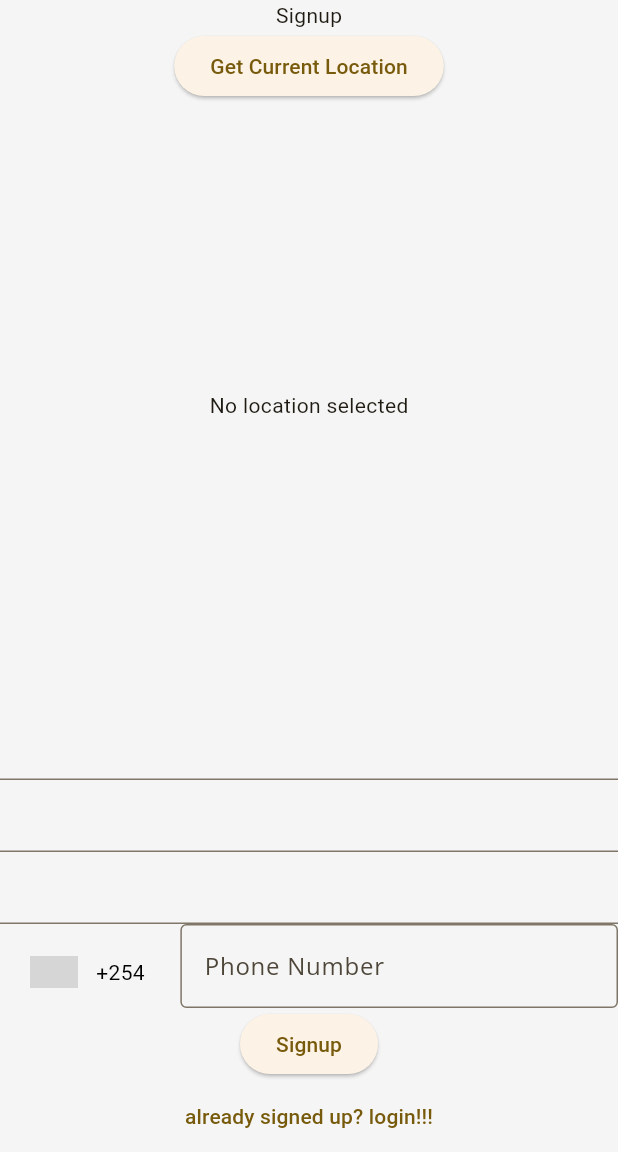
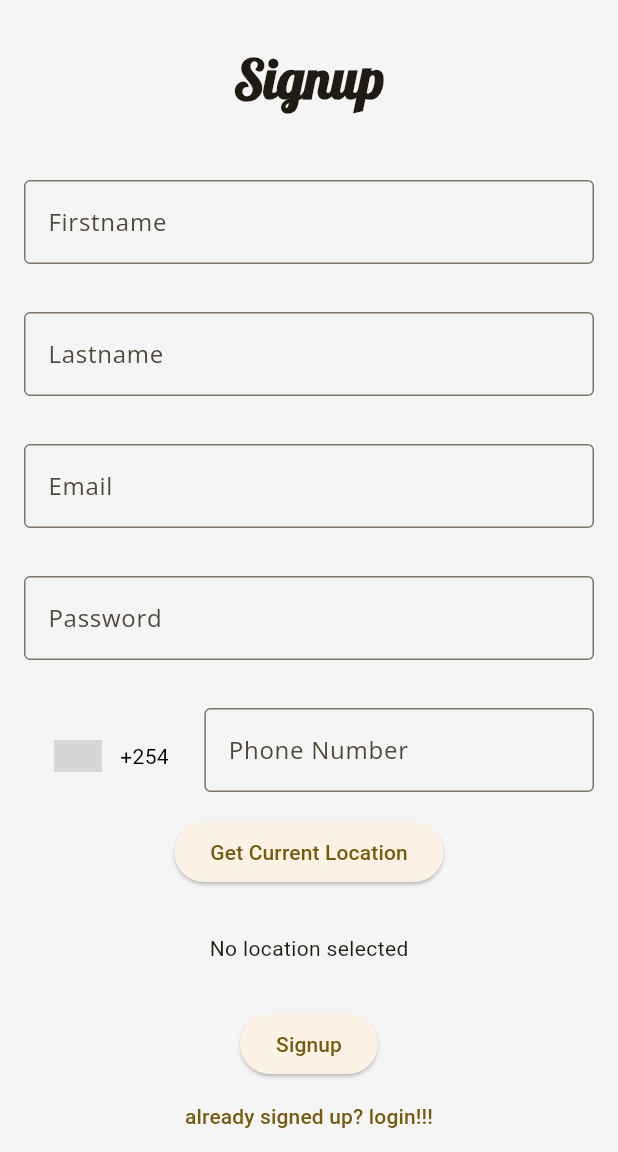
Before and after one commit to Buteya/likort, a Flutter app: the LikortSignup screen opened by its route, on a phone screen of 412 x 824 dp, the part 84-1236 px from its top. Run offline on Flutter 3.47's test engine with Material 3 defaults, Android fonts, the phone set to English and light mode, and no system bars; drawn by our look-alikes of intl_phone_number_input; our stand-ins replace geolocator, google_fonts, google_maps_flutter, image_picker, shared_preferences; accounts and stored records are empty; grey boxes are pictures that could not be loaded.

Commit message:
fixing up signup screen

```diff
--- a/lib/auth/likortsignup.dart
+++ b/lib/auth/likortsignup.dart
@@ -13,11 +13,14 @@ class LikortSignup extends StatefulWidget {
 }
 
 class _LikortSignupState extends State<LikortSignup> {
+  //signup variables
   final _formKey = GlobalKey<FormState>();
   final String _name = '';
   String _phoneNumber = '';
   Position? _currentPosition;
   GoogleMapController? _mapController;
+
+  //signup functions
   Future<Position> _determinePosition() async {
     bool serviceEnabled;
     LocationPermission permission;
@@ -68,10 +71,93 @@ class _LikortSignupState extends State<LikortSignup> {
       appBar: AppBar(
         title: const Text('Likort Signup'),
       ),
-      body: Form(
+      body: LayoutBuilder(builder: (context, constraints) {
+        return SingleChildScrollView(
+          child: Form(
+            key: _formKey,
+            child: ConstrainedBox(
+              constraints: BoxConstraints(minHeight: constraints.maxHeight),
+              child: IntrinsicHeight(
                 child: Column(
                   children: [
-          const Text('Signup'),
+                    Padding(
+                      padding: const EdgeInsets.symmetric(vertical: 32.0),
+                      child: Text(
+                        'Signup',
+                        style: Theme.of(context).textTheme.displayLarge,
+                      ),
+                    ),
+                    Padding(
+                      padding: const EdgeInsets.all(16.0),
+                      child: TextFormField(
+                        decoration: const InputDecoration(
+                          labelText: 'Firstname',
+                          border: OutlineInputBorder(),
+                        ),
+                        validator: (value) {
+                          if (value == null || value.isEmpty) {
+                            return 'Please enter your name';
+                          }
+                          return null;
+                        },
+                      ),
+                    ),
+                    Padding(
+                      padding: const EdgeInsets.all(16.0),
+                      child: TextFormField(
+                        decoration: const InputDecoration(
+                          labelText: 'Lastname',
+                          border: OutlineInputBorder(),
+                        ),
+                        validator: (value) {
+                          if (value == null || value.isEmpty) {
+                            return 'Please enter your name';
+                          }
+                          return null;
+                        },
+                      ),
+                    ),
+                    Padding(
+                      padding: const EdgeInsets.all(16.0),
+                      child: TextFormField(
+                        decoration: const InputDecoration(
+                          labelText: 'Email',
+                          border: OutlineInputBorder(),
+                        ),
+                        keyboardType: TextInputType.emailAddress,
+                        validator: (value) {
+                          if (value == null || value.isEmpty) {
+                            return 'Please enter your email';
+                          } else if (!RegExp(r'^[^@]+@[^@]+\.[^@]+')
+                              .hasMatch(value)) {
+                            return 'Please enter a valid email address';
+                          }
+                          return null;
+                        },
+                      ),
+                    ),
+                    Padding(
+                      padding: const EdgeInsets.all(16.0),
+                      child: TextFormField(
+                          decoration: const InputDecoration(
+                            labelText: 'Password',
+                            border: OutlineInputBorder(),
+                          ),
+                          obscureText: true,
+                          validator: (value) {
+                            if (value == null || value.isEmpty) {
+                              return 'Please enter your password';
+                            } else if (value.length < 6) {
+                              return 'Password must be at least 6 characters long';
+                            }
+                            return null;
+                          }),
+                    ),
+                    Padding(
+                      padding: const EdgeInsets.all(16.0),
+                      child: PhoneNumberInput(
+                          onPhoneNumberChanged: _onPhoneNumberChanged),
+                    ),
                     ElevatedButton(
                       onPressed: () async {
                         Position position = await _determinePosition();
@@ -113,22 +199,24 @@ class _LikortSignupState extends State<LikortSignup> {
                               child: Text('No location selected'),
                             ),
                     ),
-          TextFormField(),
-          TextFormField(),
-          TextFormField(),
-          PhoneNumberInput(onPhoneNumberChanged: _onPhoneNumberChanged),
                     ElevatedButton(
                       onPressed: () {},
                       child: const Text('Signup'),
                     ),
                     TextButton(
                       onPressed: () {
-              Navigator.of(context).pushReplacementNamed('/likortlogin');
+                        Navigator.of(context)
+                            .pushReplacementNamed('/likortlogin');
                       },
                       child: const Text('already signed up? login!!!'),
                     ),
                   ],
-      )),
+                ),
+              ),
+            ),
+          ),
+        );
+      }),
     );
   }
 }
--- a/lib/models/likortcartitem.dart
+++ b/lib/models/likortcartitem.dart
@@ -15,12 +15,14 @@ class CartItem extends ChangeNotifier{
 
   void incrementQuantity() {
     quantity++;
+    notifyListeners();
   }
 
   void decrementQuantity() {
     if (quantity > 1) {
       quantity--;
     }
+    notifyListeners();
   }
 
   double getTotalPrice() {
--- a/lib/models/likortstore.dart
+++ b/lib/models/likortstore.dart
@@ -35,10 +35,12 @@ class Store extends ChangeNotifier{
 
   void addProduct(Product product) {
     products.add(product);
+    notifyListeners();
   }
 
   void removeProduct(String productId) {
     products.removeWhere((product) => product.id == productId);
+    notifyListeners();
   }
 
   @override
--- a/lib/widgets/phonenumberinput.dart
+++ b/lib/widgets/phonenumberinput.dart
@@ -26,7 +26,10 @@ class _PhoneNumberInputState extends State<PhoneNumberInput> {
       ),
       ignoreBlank: false,
       autoValidateMode: AutovalidateMode.disabled,
-      selectorTextStyle: const TextStyle(color: Colors.black),
+      selectorTextStyle:
+          MediaQuery.of(context).platformBrightness == Brightness.dark
+              ? TextStyle(color: Colors.white60)
+              : TextStyle(color: Colors.black),
       textFieldController: TextEditingController(),
       formatInput: false,
       maxLength: 15,
```
Also changed, not shown: lib/main.dart (+15 -3 lines). Lines whose indentation alone changed are shown as unchanged.
